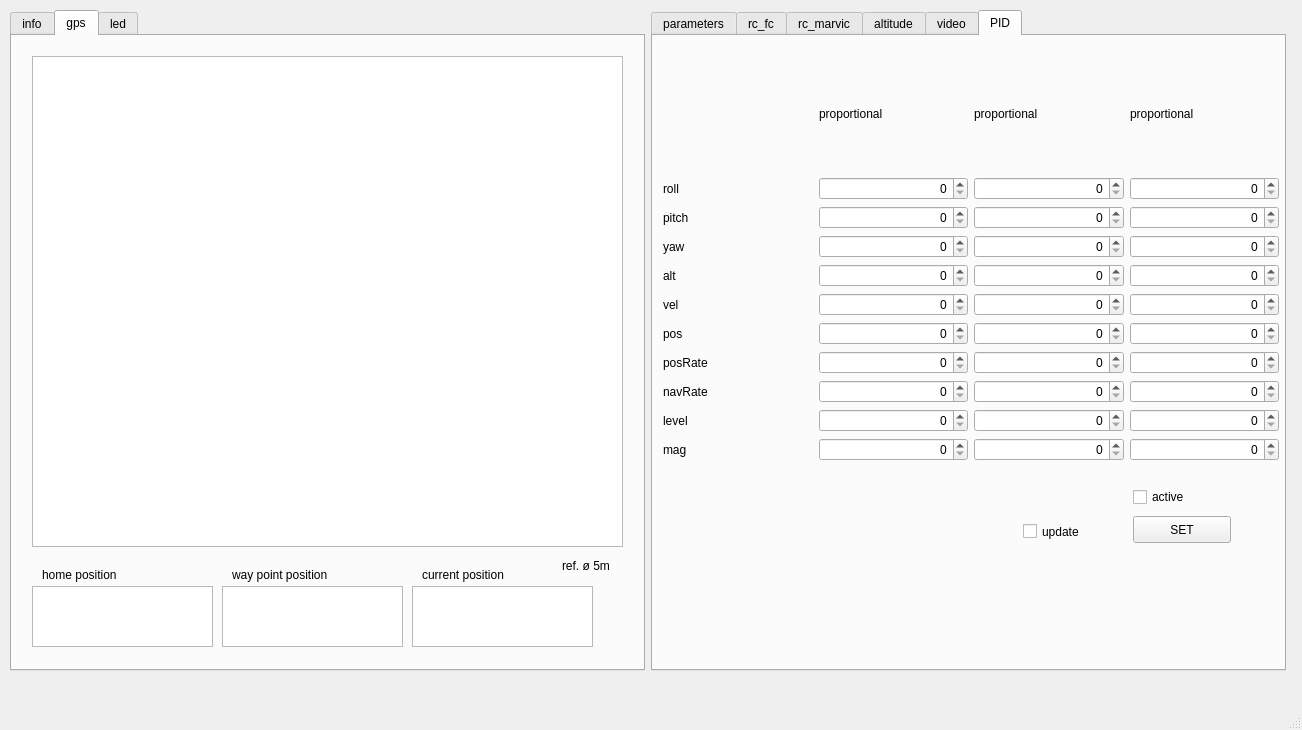
Qt form phx_gui/scripts/gui_v1.ui (tum-phoenix/phx_quadrocopter_ros) before a commit.
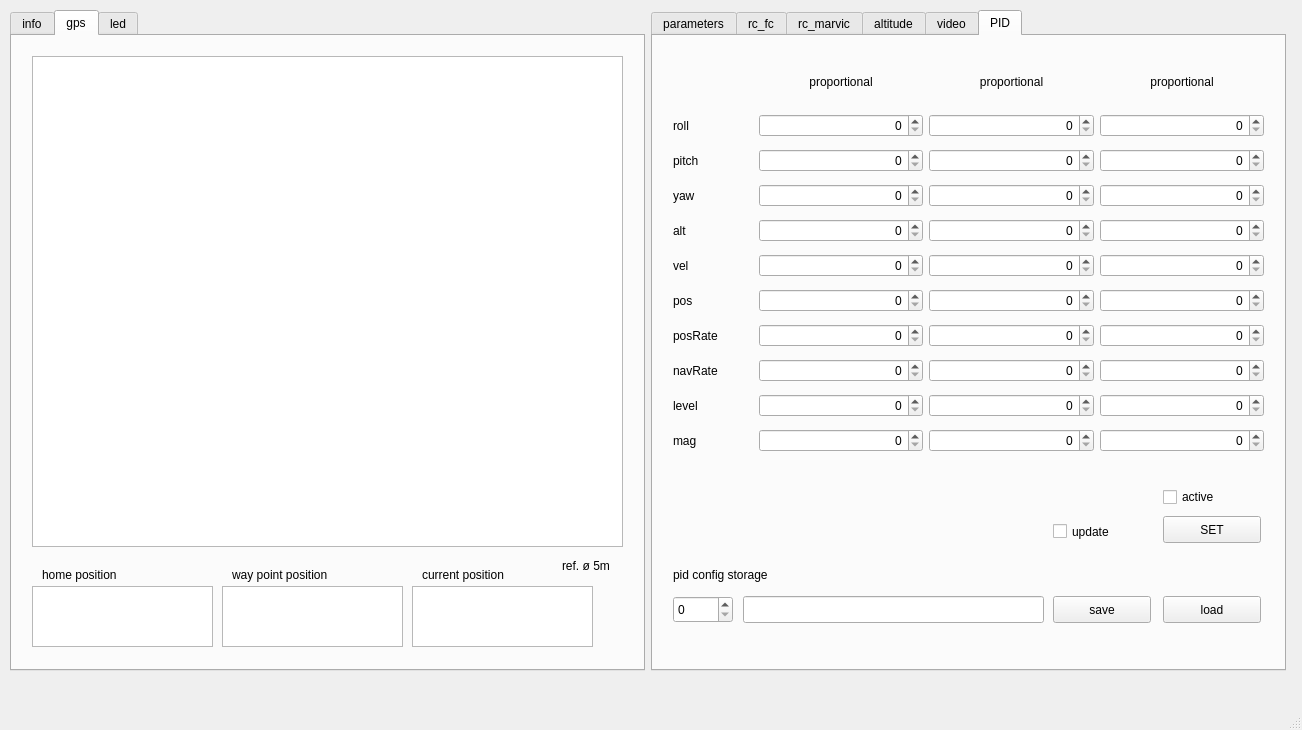
The same form after that commit. Custom widgets are drawn as their Qt base class.

Commit message: new Feature: pid config storage

```diff
--- a/phx_gui/scripts/gui_v1.ui
+++ b/phx_gui/scripts/gui_v1.ui
@@ -2574,9 +2574,9 @@
         <widget class="QWidget" name="gridLayoutWidget_6">
          <property name="geometry">
           <rect>
-           <x>10</x>
+           <x>20</x>
            <y>20</y>
-           <width>616</width>
+           <width>591</width>
            <height>405</height>
           </rect>
          </property>
@@ -2667,6 +2667,12 @@
           </item>
           <item row="12" column="0">
            <widget class="QLabel" name="pid_label_yaw">
+            <property name="maximumSize">
+             <size>
+              <width>80</width>
+              <height>16777215</height>
+             </size>
+            </property>
             <property name="text">
              <string>yaw</string>
             </property>
@@ -2702,6 +2708,12 @@
           </item>
           <item row="10" column="0">
            <widget class="QLabel" name="pid_label_roll">
+            <property name="maximumSize">
+             <size>
+              <width>80</width>
+              <height>16777215</height>
+             </size>
+            </property>
             <property name="text">
              <string>roll</string>
             </property>
@@ -2877,6 +2889,12 @@
           </item>
           <item row="16" column="0">
            <widget class="QLabel" name="pid_label_posrate">
+            <property name="maximumSize">
+             <size>
+              <width>80</width>
+              <height>16777215</height>
+             </size>
+            </property>
             <property name="text">
              <string>posRate</string>
             </property>
@@ -2996,6 +3014,12 @@
           </item>
           <item row="11" column="0">
            <widget class="QLabel" name="pid_label_pitch">
+            <property name="maximumSize">
+             <size>
+              <width>80</width>
+              <height>16777215</height>
+             </size>
+            </property>
             <property name="text">
              <string>pitch</string>
             </property>
@@ -3059,6 +3083,12 @@
           </item>
           <item row="15" column="0">
            <widget class="QLabel" name="pid_label_pos">
+            <property name="maximumSize">
+             <size>
+              <width>80</width>
+              <height>16777215</height>
+             </size>
+            </property>
             <property name="text">
              <string>pos</string>
             </property>
@@ -3066,6 +3096,12 @@
           </item>
           <item row="18" column="0">
            <widget class="QLabel" name="pid_label_level">
+            <property name="maximumSize">
+             <size>
+              <width>80</width>
+              <height>16777215</height>
+             </size>
+            </property>
             <property name="text">
              <string>level</string>
             </property>
@@ -3129,6 +3165,12 @@
           </item>
           <item row="17" column="0">
            <widget class="QLabel" name="pid_label_navrate">
+            <property name="maximumSize">
+             <size>
+              <width>80</width>
+              <height>16777215</height>
+             </size>
+            </property>
             <property name="text">
              <string>navRate</string>
             </property>
@@ -3136,6 +3178,12 @@
           </item>
           <item row="14" column="0">
            <widget class="QLabel" name="pid_label_vel">
+            <property name="maximumSize">
+             <size>
+              <width>80</width>
+              <height>16777215</height>
+             </size>
+            </property>
             <property name="text">
              <string>vel</string>
             </property>
@@ -3339,6 +3387,12 @@
           </item>
           <item row="13" column="0">
            <widget class="QLabel" name="pid_label_yaw_2">
+            <property name="maximumSize">
+             <size>
+              <width>80</width>
+              <height>16777215</height>
+             </size>
+            </property>
             <property name="text">
              <string>alt</string>
             </property>
@@ -3402,6 +3456,12 @@
           </item>
           <item row="19" column="0">
            <widget class="QLabel" name="pid_label_mag">
+            <property name="maximumSize">
+             <size>
+              <width>80</width>
+              <height>16777215</height>
+             </size>
+            </property>
             <property name="text">
              <string>mag</string>
             </property>
@@ -3493,23 +3553,50 @@
           </item>
           <item row="9" column="1">
            <widget class="QLabel" name="pid_label_proportional">
+            <property name="maximumSize">
+             <size>
+              <width>16777215</width>
+              <height>40</height>
+             </size>
+            </property>
             <property name="text">
              <string>proportional</string>
             </property>
+            <property name="alignment">
+             <set>Qt::AlignCenter</set>
+            </property>
            </widget>
           </item>
           <item row="9" column="2">
            <widget class="QLabel" name="pid_label_integral">
+            <property name="maximumSize">
+             <size>
+              <width>16777215</width>
+              <height>40</height>
+             </size>
+            </property>
             <property name="text">
              <string>proportional</string>
             </property>
+            <property name="alignment">
+             <set>Qt::AlignCenter</set>
+            </property>
            </widget>
           </item>
           <item row="9" column="3">
            <widget class="QLabel" name="pid_label_differential">
+            <property name="maximumSize">
+             <size>
+              <width>16777215</width>
+              <height>40</height>
+             </size>
+            </property>
             <property name="text">
              <string>proportional</string>
             </property>
+            <property name="alignment">
+             <set>Qt::AlignCenter</set>
+            </property>
            </widget>
           </item>
          </layout>
@@ -3517,7 +3604,7 @@
         <widget class="QPushButton" name="pushButton_pid_set">
          <property name="geometry">
           <rect>
-           <x>480</x>
+           <x>510</x>
            <y>480</y>
            <width>98</width>
            <height>27</height>
@@ -3530,7 +3617,7 @@
         <widget class="QCheckBox" name="checkBox_pid_active">
          <property name="geometry">
           <rect>
-           <x>480</x>
+           <x>510</x>
            <y>450</y>
            <width>97</width>
            <height>22</height>
@@ -3543,7 +3630,7 @@
         <widget class="QCheckBox" name="checkBox_pid_update">
          <property name="geometry">
           <rect>
-           <x>370</x>
+           <x>400</x>
            <y>480</y>
            <width>97</width>
            <height>31</height>
@@ -3553,6 +3640,68 @@
           <string>update</string>
          </property>
         </widget>
+        <widget class="QPushButton" name="pushButton_pid_config_storage_load">
+         <property name="geometry">
+          <rect>
+           <x>510</x>
+           <y>560</y>
+           <width>98</width>
+           <height>27</height>
+          </rect>
+         </property>
+         <property name="text">
+          <string>load</string>
+         </property>
+        </widget>
+        <widget class="QPushButton" name="pushButton_pid_config_storage_save">
+         <property name="geometry">
+          <rect>
+           <x>400</x>
+           <y>560</y>
+           <width>98</width>
+           <height>27</height>
+          </rect>
+         </property>
+         <property name="text">
+          <string>save</string>
+         </property>
+        </widget>
+        <widget class="QSpinBox" name="spinBox_pid_config_storage">
+         <property name="geometry">
+          <rect>
+           <x>20</x>
+           <y>560</y>
+           <width>60</width>
+           <height>27</height>
+          </rect>
+         </property>
+         <property name="maximum">
+          <number>9</number>
+         </property>
+        </widget>
+        <widget class="QLabel" name="pid_label_config_storage">
+         <property name="geometry">
+          <rect>
+           <x>20</x>
+           <y>530</y>
+           <width>181</width>
+           <height>17</height>
+          </rect>
+         </property>
+         <property name="text">
+          <string>pid config storage</string>
+         </property>
+        </widget>
+        <widget class="QLineEdit" name="pid_lineEdit_config_storage">
+         <property name="geometry">
+          <rect>
+           <x>90</x>
+           <y>560</y>
+           <width>301</width>
+           <height>27</height>
+          </rect>
+         </property>
+        </widget>
        </widget>
       </widget>
      </item>
```
Left out of the diff: 1 changed line with no effect on the pictures. The commit also changes 2 other files.
